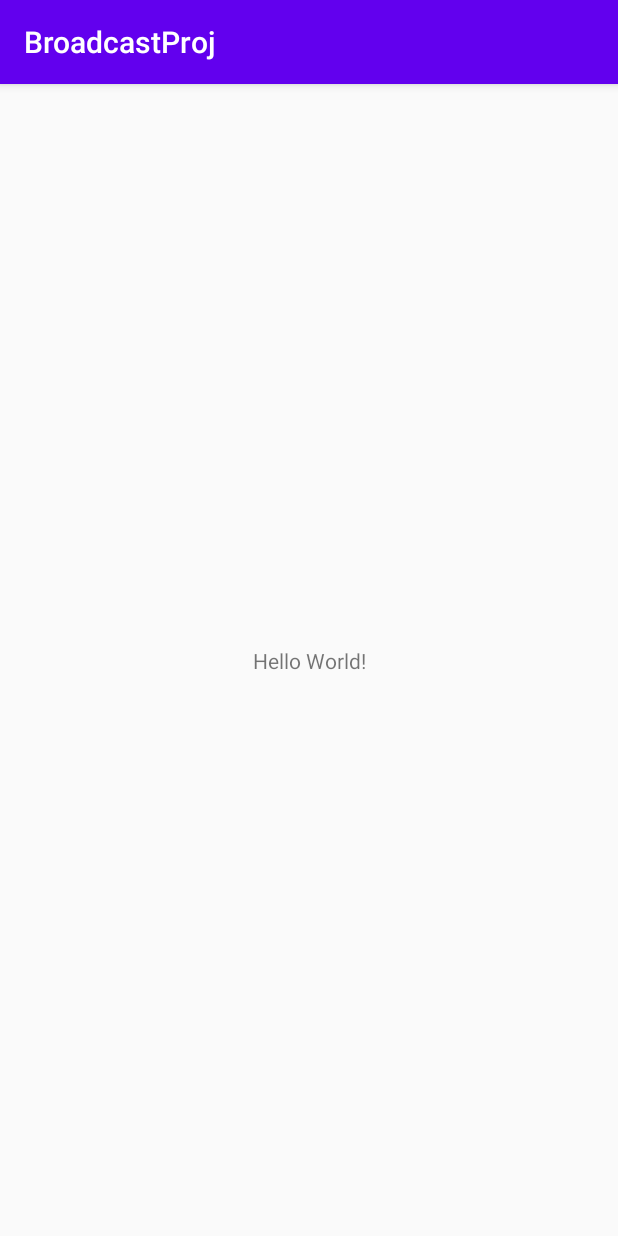
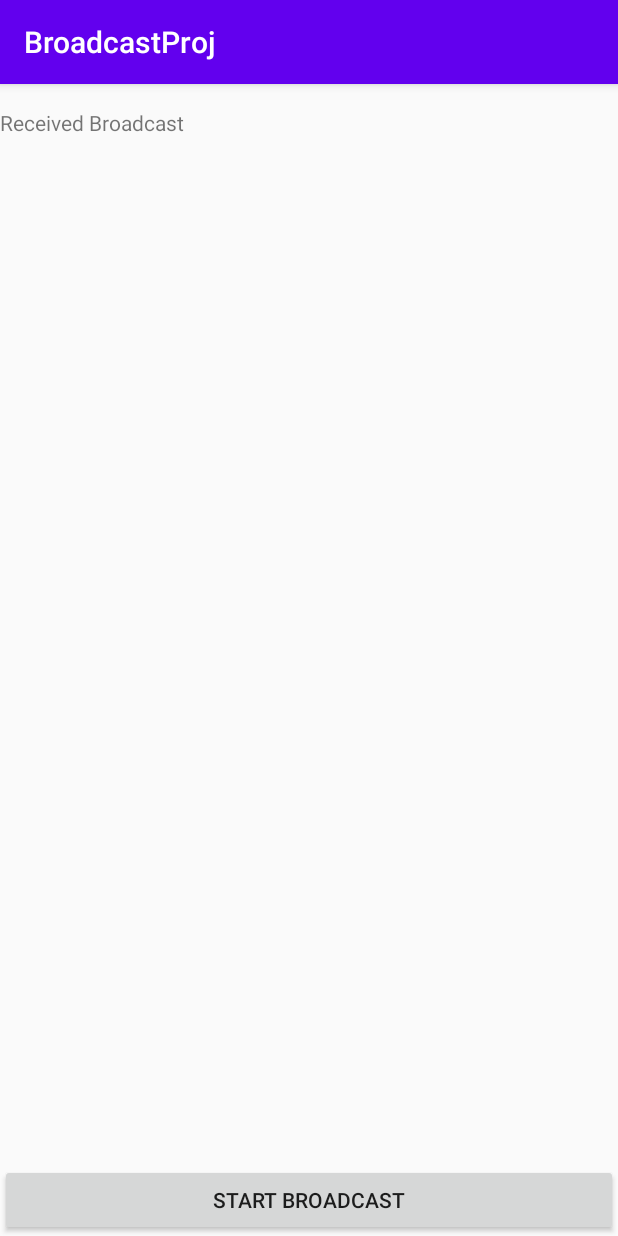
Before and after one commit to udith97/MAD-Labsheet-05, an Android app: the screen it shows after launch (MainActivity), on a phone screen of 412 x 824 dp. Run offline under Robolectric (Android 15) with nearby library versions, the phone set to English and light mode, and no system bars; 1 statement that could not run was skipped.

Commit message:
Second Commit

```diff
--- a/app/src/main/AndroidManifest.xml
+++ b/app/src/main/AndroidManifest.xml
@@ -9,6 +9,7 @@
         android:roundIcon="@mipmap/ic_launcher_round"
         android:supportsRtl="true"
         android:theme="@style/AppTheme">
+        <activity android:name=".BackgroundServices"></activity>
         <activity android:name=".MainActivity">
             <intent-filter>
                 <action android:name="android.intent.action.MAIN" />
@@ -16,6 +17,10 @@
                 <category android:name="android.intent.category.LAUNCHER" />
             </intent-filter>
         </activity>
+
+        <service
+            android:name=".BackgroundService"
+            android:exported="false" />
     </application>
 
 </manifest>
--- a/app/src/main/java/com/example/broadcastproj/MainActivity.java
+++ b/app/src/main/java/com/example/broadcastproj/MainActivity.java
@@ -2,13 +2,58 @@ package com.example.broadcastproj;
 
 import androidx.appcompat.app.AppCompatActivity;
 
+import android.content.BroadcastReceiver;
+import android.content.Context;
+import android.content.Intent;
+import android.content.IntentFilter;
 import android.os.Bundle;
+import android.view.View;
+import android.widget.Button;
 
 public class MainActivity extends AppCompatActivity {
+
+    public static final String BROADCAST_ACTION = null;
+    Button button;
+    private Receiver localListener;
 
     @Override
     protected void onCreate(Bundle savedInstanceState) {
         super.onCreate(savedInstanceState);
         setContentView(R.layout.activity_main);
+
+        button= findViewById(R.id.button);
+    }
+
+    @Override
+    protected void onStart() {
+        super.onStart();
+        localListener = new Receiver();
+        IntentFilter intentFilter = new IntentFilter(BROADCAST_ACTION);
+        this.registerReceiver(localListener);
+    }
+
+    private void registerReceiver(Receiver localListener) {
+    }
+
+    @Override
+    protected void onStop() {
+        super.onStop();
+        this.unregisterReceiver(localListener);
+    }
+
+    public void onClick(View view){
+        if(view.getId() == R.id.button){
+            BackgroundServices.startAction(this.getApplicationContext());
+        }
+    }
+
+    public class Receiver extends BroadcastReceiver {
+        @Override
+        public void onReceive(Context context, Intent intent) {
+            String currentText = txtViewMsg.getText().toString();
+            String message = intent.getStringExtra("value");
+            currentText += "\nReceived " + message;
+            txtViewMsg.setText(currentText);
+        }
     }
 }
--- a/app/src/main/res/layout/activity_main.xml
+++ b/app/src/main/res/layout/activity_main.xml
@@ -7,12 +7,21 @@
     tools:context=".MainActivity">
 
     <TextView
+        android:id="@+id/txtViewMsg"
         android:layout_width="wrap_content"
         android:layout_height="wrap_content"
-        android:text="Hello World!"
-        app:layout_constraintBottom_toBottomOf="parent"
-        app:layout_constraintLeft_toLeftOf="parent"
-        app:layout_constraintRight_toRightOf="parent"
+        android:layout_marginTop="16dp"
+        android:text="Received Broadcast"
+        app:layout_constraintStart_toStartOf="parent"
         app:layout_constraintTop_toTopOf="parent" />
 
+    <Button
+        android:id="@+id/button"
+        android:layout_width="0dp"
+        android:layout_height="wrap_content"
+        android:text="START BROADCAST"
+        app:layout_constraintBottom_toBottomOf="parent"
+        app:layout_constraintEnd_toEndOf="parent"
+        app:layout_constraintStart_toStartOf="parent" />
+
 </androidx.constraintlayout.widget.ConstraintLayout>
--- a/app/src/main/res/values/strings.xml
+++ b/app/src/main/res/values/strings.xml
@@ -1,3 +1,4 @@
 <resources>
     <string name="app_name">BroadcastProj</string>
+    <string name="txtViewMsg" />
 </resources>
```
Also changed, not shown: app/src/main/java/com/example/broadcastproj/BackgroundServices.java (added, +35 -0 lines), app/src/main/res/layout/activity_background_services.xml (added, +9 -0 lines).
